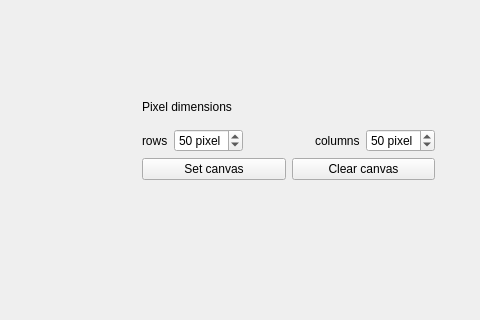
Old version of the form milestone4/canvas.ui in the repository yuliahn/PRG_Praktikum; both pictures show x 298 to 778 and y 0 to 320 of the 778 by 598 pixel window.
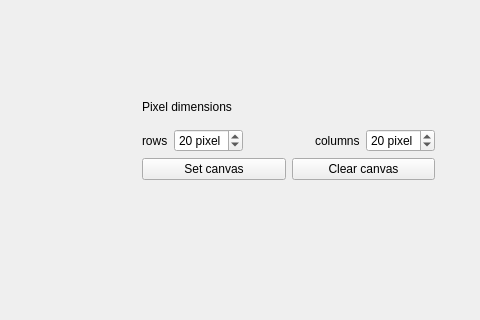
New version of the form.

Commit message: canvas added, Paint added

The edit to the form file:
```diff
--- a/milestone4/canvas.ui
+++ b/milestone4/canvas.ui
@@ -24,7 +24,7 @@
    </property>
    <layout class="QVBoxLayout" name="canvas"/>
   </widget>
-  <widget class="QWidget" name="">
+  <widget class="QWidget" name="layoutWidget">
    <property name="geometry">
     <rect>
      <x>440</x>
@@ -60,7 +60,7 @@
              <string> pixel</string>
             </property>
             <property name="value">
-             <number>50</number>
+             <number>20</number>
             </property>
            </widget>
           </item>
@@ -94,7 +94,7 @@
              <string> pixel</string>
             </property>
             <property name="value">
-             <number>50</number>
+             <number>20</number>
             </property>
            </widget>
           </item>
```
